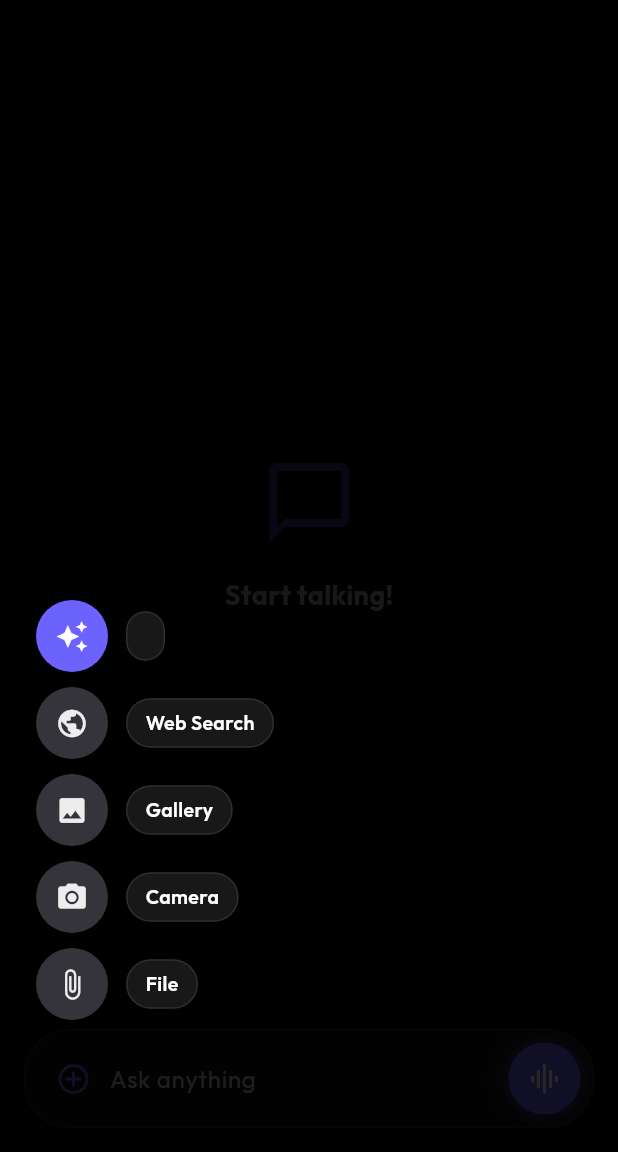
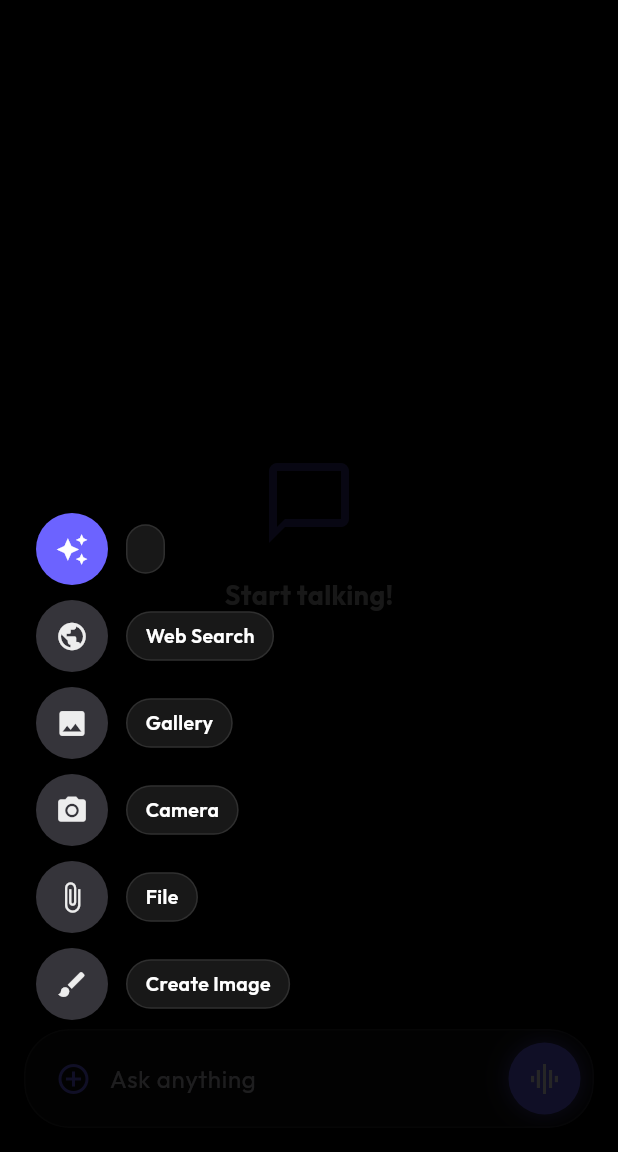
Before and after one commit to shreyashp77/ChadGPT, a Flutter app: the screen it shows after launch, after a tap on the "add circle outline" icon, on a phone screen of 412 x 824 dp, the part 84-1236 px from its top. Run offline on Flutter 3.47's test engine with Material 3 defaults, Android fonts, the light colour scheme and no system bars; drawn by our look-alikes of flutter_animate; our stand-ins replace file_picker, flutter_markdown, flutter_tts, font_awesome_flutter, google_fonts, image_picker and 4 more; missing offline and left inert: flutter_highlighter, gal, markdown; accounts and stored records are empty; network calls fail.

Commit message:
feat: Add image generation mode with `/create` command, a dedicated chip, and floating action button.

```diff
--- a/lib/screens/chat_screen.dart
+++ b/lib/screens/chat_screen.dart
@@ -284,14 +284,35 @@ class _ChatScreenState extends State<ChatScreen> {
                         mainAxisSize: MainAxisSize.min,
                         crossAxisAlignment: CrossAxisAlignment.start,
                         children: [
-                           // Top: Feature Chips (Web Search, Attachments)
-                           if (_useWebSearch || _pendingAttachmentPath != null)
+                           // Top: Feature Chips (Web Search, Attachments, Image Mode)
+                           if (_useWebSearch || _pendingAttachmentPath != null || _textController.text.toLowerCase().startsWith('/create'))
                              Padding(
                                padding: const EdgeInsets.fromLTRB(8, 0, 8, 8),
                                child: SingleChildScrollView(
                                  scrollDirection: Axis.horizontal,
                                  child: Row(
                                    children: [
+                                     // Image mode chip when /create is typed
+                                     if (_textController.text.toLowerCase().startsWith('/create'))
+                                       Padding(
+                                         padding: const EdgeInsets.only(right: 6),
+                                         child: _buildFeatureChip(
+                                           context,
+                                           icon: Icons.brush,
+                                           label: 'Image',
+                                           chipColor: Theme.of(context).colorScheme.primary,
+                                           onRemove: () {
+                                             // Remove /create from the text
+                                             final text = _textController.text;
+                                             if (text.toLowerCase().startsWith('/create ')) {
+                                               _textController.text = text.substring(8);
+                                             } else if (text.toLowerCase().startsWith('/create')) {
+                                               _textController.text = text.substring(7);
+                                             }
+                                             setState(() {});
+                                           },
+                                         ),
+                                       ),
                                      if (_useWebSearch)
                                        Padding(
                                          padding: const EdgeInsets.only(right: 6),
@@ -585,6 +606,43 @@ class _ChatScreenState extends State<ChatScreen> {
                                            },
                                            alignLeft: true,
                                        ).animate().slideY(begin: 0.5, end: 0, duration: 200.ms, delay: 200.ms).fadeIn(),
+
+                                       const SizedBox(height: 10),
+
+                                       // Create Image
+                                       Builder(
+                                         builder: (context) {
+                                           final isCreateMode = _textController.text.toLowerCase().startsWith('/create');
+                                           return _buildFloatingOption(
+                                               context,
+                                               icon: Icons.brush,
+                                               label: isCreateMode ? 'Image On' : 'Create Image',
+                                               bgColor: isCreateMode ? Theme.of(context).colorScheme.primary : Theme.of(context).colorScheme.surfaceContainerHighest,
+                                               iconColor: isCreateMode ? Colors.white : Theme.of(context).colorScheme.onSurface,
+                                               onTap: () {
+                                                   Navigator.pop(context);
+                                                   HapticFeedback.lightImpact();
+                                                   if (isCreateMode) {
+                                                     // Remove /create from text
+                                                     final text = _textController.text;
+                                                     if (text.toLowerCase().startsWith('/create ')) {
+                                                       _textController.text = text.substring(8);
+                                                     } else if (text.toLowerCase().startsWith('/create')) {
+                                                       _textController.text = text.substring(7);
+                                                     }
+                                                   } else {
+                                                     // Add /create to the input
+                                                     _textController.text = '/create ${_textController.text}';
+                                                     _textController.selection = TextSelection.fromPosition(
+                                                         TextPosition(offset: _textController.text.length),
+                                                     );
+                                                   }
+                                                   setState(() {});
+                                               },
+                                               alignLeft: true,
+                                           ).animate().slideY(begin: 0.5, end: 0, duration: 200.ms, delay: 250.ms).fadeIn();
+                                         },
+                                       ),
                                    ],
                                ),
                            ),
@@ -956,18 +1014,22 @@ class _ChatScreenState extends State<ChatScreen> {
        );
   }
 
-  Widget _buildFeatureChip(BuildContext context, {required IconData icon, required String label, required VoidCallback onRemove}) {
+  Widget _buildFeatureChip(BuildContext context, {required IconData icon, required String label, required VoidCallback onRemove, Color? chipColor}) {
     final isDark = Theme.of(context).brightness == Brightness.dark;
+    final hasCustomColor = chipColor != null;
     return Container(
       padding: const EdgeInsets.symmetric(horizontal: 10, vertical: 6),
       decoration: BoxDecoration(
-        color: isDark ? Colors.white.withValues(alpha: 0.1) : Colors.black.withValues(alpha: 0.05),
+        color: hasCustomColor
+            ? chipColor.withValues(alpha: 0.2)
+            : (isDark ? Colors.white.withValues(alpha: 0.1) : Colors.black.withValues(alpha: 0.05)),
         borderRadius: BorderRadius.circular(16),
+        border: hasCustomColor ? Border.all(color: chipColor.withValues(alpha: 0.5), width: 1) : null,
       ),
       child: Row(
         mainAxisSize: MainAxisSize.min,
         children: [
-          Icon(icon, size: 12, color: Theme.of(context).colorScheme.onSurface.withValues(alpha: 0.7)),
+          Icon(icon, size: 12, color: hasCustomColor ? chipColor : Theme.of(context).colorScheme.onSurface.withValues(alpha: 0.7)),
           const SizedBox(width: 5),
           ConstrainedBox(
             constraints: const BoxConstraints(maxWidth: 120),
@@ -976,7 +1038,7 @@ class _ChatScreenState extends State<ChatScreen> {
               style: TextStyle(
                 fontSize: 11,
                 fontWeight: FontWeight.w500,
-                color: Theme.of(context).colorScheme.onSurface.withValues(alpha: 0.7),
+                color: hasCustomColor ? chipColor : Theme.of(context).colorScheme.onSurface.withValues(alpha: 0.7),
               ),
               maxLines: 1,
               overflow: TextOverflow.ellipsis,
@@ -988,7 +1050,7 @@ class _ChatScreenState extends State<ChatScreen> {
             child: Icon(
               Icons.close,
               size: 12,
-              color: Theme.of(context).colorScheme.onSurface.withValues(alpha: 0.5),
+              color: hasCustomColor ? chipColor.withValues(alpha: 0.7) : Theme.of(context).colorScheme.onSurface.withValues(alpha: 0.5),
             ),
           ),
         ],
```
